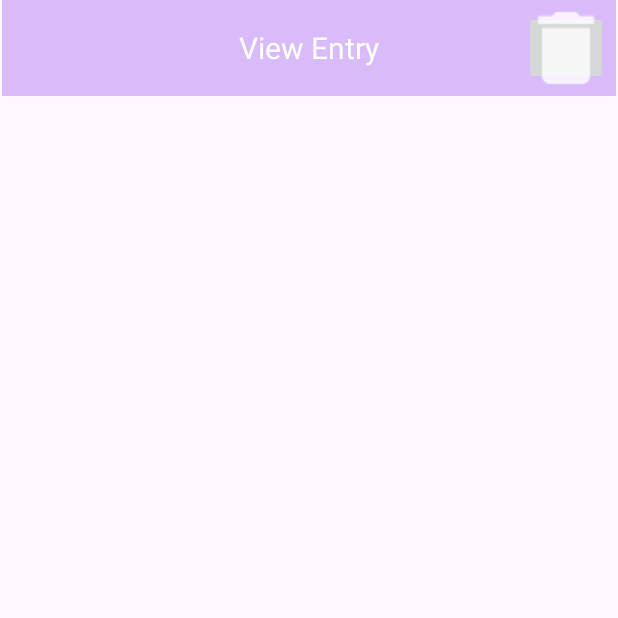
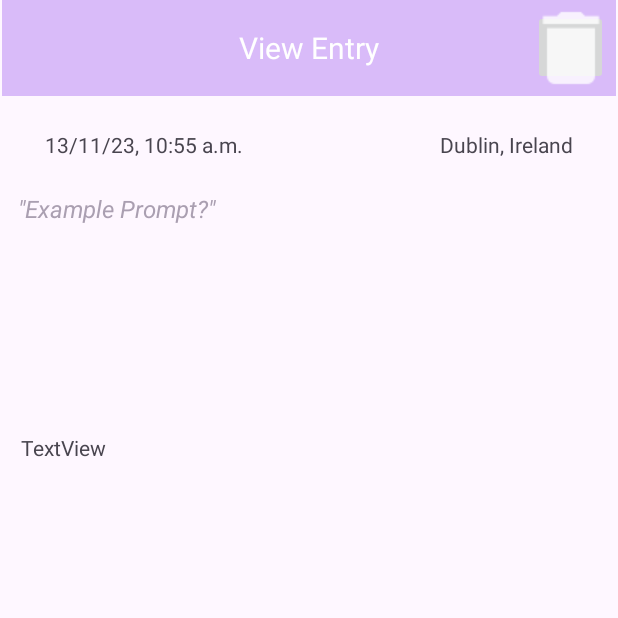
Before and after one commit to CallumOB/journalling-app, an Android app: the ViewEntryActivity screen opened directly, with no data from a screen before it, on a phone screen of 412 x 824 dp, the top half of it. Run offline under Robolectric (Android 15) with nearby library versions, the phone set to English and light mode, and no system bars.

Commit message:
created design for viewentryactivity

```diff
--- a/app/src/main/AndroidManifest.xml
+++ b/app/src/main/AndroidManifest.xml
@@ -4,9 +4,7 @@
 
     <uses-permission android:name="android.permission.INTERNET" />
     <uses-permission
-        android:name="android.permission.ACCESS_FINE_LOCATION"
-        tools:ignore="CoarseFineLocation" />
-
+        android:name="android.permission.ACCESS_COARSE_LOCATION" />
     <application
         android:allowBackup="true"
         android:dataExtractionRules="@xml/data_extraction_rules"
--- a/app/src/main/res/layout/view_entry.xml
+++ b/app/src/main/res/layout/view_entry.xml
@@ -28,11 +28,66 @@
 
         <ImageButton
             android:id="@+id/imageButton"
-            android:layout_width="56dp"
-            android:layout_height="49dp"
+            android:layout_width="50dp"
+            android:layout_height="50dp"
             app:srcCompat="@drawable/ic_delete"
             android:layout_gravity="end"
             android:layout_marginEnd="5dp"
             android:contentDescription="Delete Entry" />
     </androidx.appcompat.widget.Toolbar>
+
+    <TextView
+        android:id="@+id/viewEntryPrompt"
+        android:layout_width="387dp"
+        android:layout_height="70dp"
+        android:layout_marginStart="12dp"
+        android:layout_marginTop="64dp"
+        android:layout_marginEnd="12dp"
+        android:text='"Example Prompt?"'
+        android:textColor="@color/quartz"
+        android:textSize="16sp"
+        android:textStyle="italic"
+        app:layout_constraintEnd_toEndOf="parent"
+        app:layout_constraintHorizontal_bias="0.0"
+        app:layout_constraintStart_toStartOf="parent"
+        app:layout_constraintTop_toBottomOf="@+id/titleToolbar" />
+
+    <TextView
+        android:id="@+id/viewEntryDate"
+        android:layout_width="wrap_content"
+        android:layout_height="wrap_content"
+        android:layout_marginStart="30dp"
+        android:layout_marginTop="20dp"
+        android:layout_marginBottom="20dp"
+        android:text="13/11/23, 10:55 a.m."
+        app:layout_constraintBottom_toTopOf="@+id/viewEntryPrompt"
+        app:layout_constraintStart_toStartOf="parent"
+        app:layout_constraintTop_toBottomOf="@+id/titleToolbar" />
+
+    <TextView
+        android:id="@+id/viewEntryLocation"
+        android:layout_width="wrap_content"
+        android:layout_height="wrap_content"
+        android:layout_marginTop="20dp"
+        android:layout_marginEnd="30dp"
+        android:layout_marginBottom="20dp"
+        android:text="Dublin, Ireland"
+        app:layout_constraintBottom_toTopOf="@+id/viewEntryPrompt"
+        app:layout_constraintEnd_toEndOf="parent"
+        app:layout_constraintTop_toBottomOf="@+id/titleToolbar" />
+
+    <TextView
+        android:id="@+id/viewEntryText"
+        android:layout_width="384dp"
+        android:layout_height="445dp"
+        android:layout_marginStart="20dp"
+        android:layout_marginTop="20dp"
+        android:layout_marginEnd="20dp"
+        android:layout_marginBottom="20dp"
+        android:text="TextView"
+        app:layout_constraintBottom_toBottomOf="parent"
+        app:layout_constraintEnd_toEndOf="parent"
+        app:layout_constraintStart_toStartOf="parent"
+        app:layout_constraintTop_toBottomOf="@+id/viewEntryPrompt" />
+
 </androidx.constraintlayout.widget.ConstraintLayout>
--- a/app/src/main/res/values/strings.xml
+++ b/app/src/main/res/values/strings.xml
@@ -1,6 +1,7 @@
 <resources>
     <string name="app_name">Journalling App</string>
     <string name="new_entry">New Entry</string>
+    <string name="new_entry_name">Name your entry...</string>
     <string name="entry_editText">Write your entry...</string>
     <string name="view_entry">View Entry</string>
 
```
Also changed, not shown: app/src/main/java/com/example/journallingapp/Entry.java (+8 -0 lines), app/src/main/java/com/example/journallingapp/MainActivity.java (+14 -0 lines), app/src/main/java/com/example/journallingapp/NewEntryActivity.java (+11 -6 lines), app/src/main/res/layout/new_entry.xml (+17 -17 lines).
